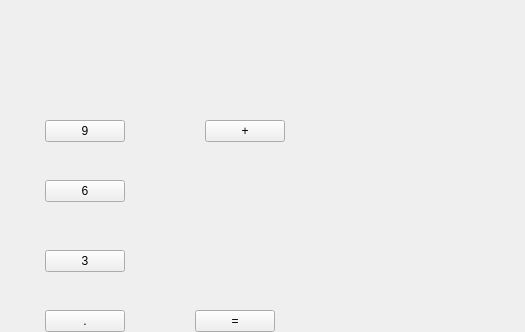
Before: the Qt Designer form mainwindow.ui in YUXUANCHENG/QT-calculator, drawn with Qt 5; both pictures show x 275 to 800 and y 90 to 422 of the 800 by 600 pixel window.
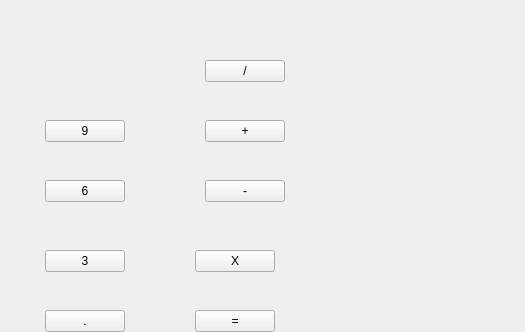
After: the same form once the commit is applied.

Commit message: Added other operators

```diff
--- a/mainwindow.ui
+++ b/mainwindow.ui
@@ -227,6 +227,45 @@
      <string>=</string>
     </property>
    </widget>
+   <widget class="QPushButton" name="pushButton_minus">
+    <property name="geometry">
+     <rect>
+      <x>480</x>
+      <y>270</y>
+      <width>80</width>
+      <height>22</height>
+     </rect>
+    </property>
+    <property name="text">
+     <string>-</string>
+    </property>
+   </widget>
+   <widget class="QPushButton" name="pushButton_X">
+    <property name="geometry">
+     <rect>
+      <x>470</x>
+      <y>340</y>
+      <width>80</width>
+      <height>22</height>
+     </rect>
+    </property>
+    <property name="text">
+     <string>X</string>
+    </property>
+   </widget>
+   <widget class="QPushButton" name="pushButton_devide">
+    <property name="geometry">
+     <rect>
+      <x>480</x>
+      <y>150</y>
+      <width>80</width>
+      <height>22</height>
+     </rect>
+    </property>
+    <property name="text">
+     <string>/</string>
+    </property>
+   </widget>
   </widget>
  </widget>
  <resources/>
```
The commit also changes 2 other files.
